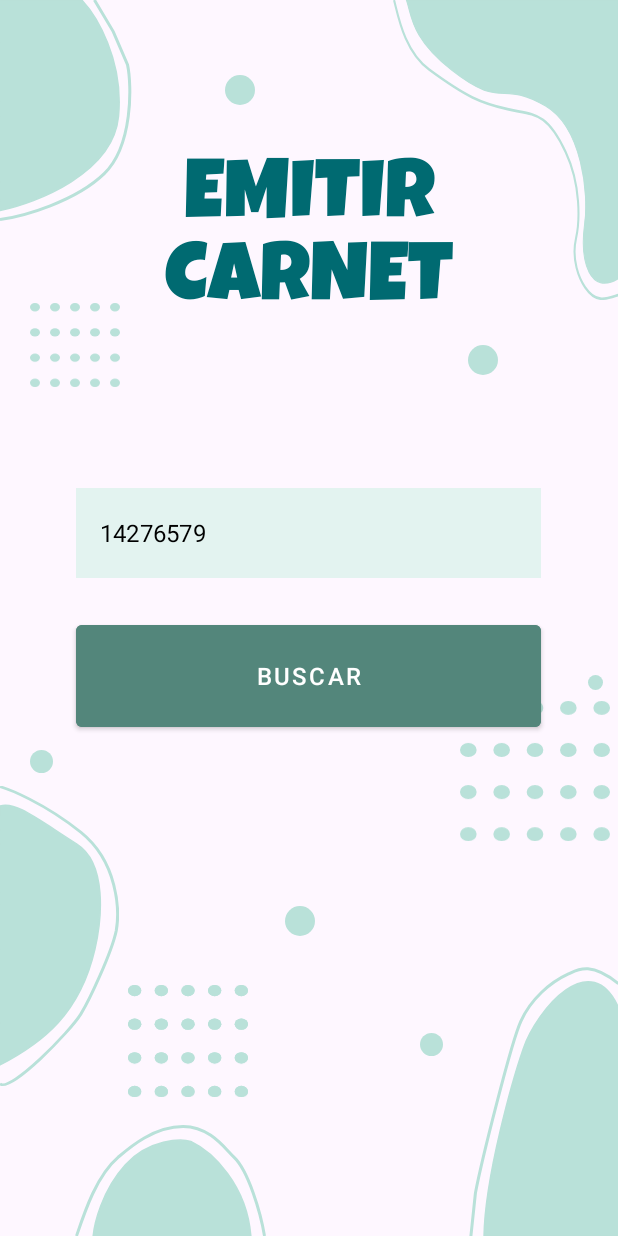
After one commit to fazcue/DamProyectoIntegrador, an Android app: the CarnetActivity screen opened directly, with no data from a screen before it, on a phone screen of 412 x 824 dp. The commit adds this screen. Run offline under Robolectric (Android 15) with nearby library versions, the phone set to English and light mode, and no system bars.

Commit message:
correcting activities

```diff
--- a/app/src/main/AndroidManifest.xml
+++ b/app/src/main/AndroidManifest.xml
@@ -13,6 +13,12 @@
         android:theme="@style/Theme.DamProyectoIntegrador"
         tools:targetApi="31">
         <activity
+            android:name=".CarnetActivity"
+            android:exported="false" />
+        <activity
+            android:name=".RegisterActivity"
+            android:exported="false" />
+        <activity
             android:name=".MenuActivity"
             android:exported="false" />
         <activity
--- /dev/null
+++ b/app/src/main/java/com/example/damproyectointegrador/CarnetActivity.kt
@@ -0,0 +1,20 @@
+package com.example.damproyectointegrador
+
+import android.os.Bundle
+import androidx.activity.enableEdgeToEdge
+import androidx.appcompat.app.AppCompatActivity
+import androidx.core.view.ViewCompat
+import androidx.core.view.WindowInsetsCompat
+
+class CarnetActivity : AppCompatActivity() {
+    override fun onCreate(savedInstanceState: Bundle?) {
+        super.onCreate(savedInstanceState)
+        enableEdgeToEdge()
+        setContentView(R.layout.activity_carnet)
+        ViewCompat.setOnApplyWindowInsetsListener(findViewById(R.id.main)) { v, insets ->
+            val systemBars = insets.getInsets(WindowInsetsCompat.Type.systemBars())
+            v.setPadding(systemBars.left, systemBars.top, systemBars.right, systemBars.bottom)
+            insets
+        }
+    }
+}
--- a/app/src/main/res/layout/activity_register.xml
+++ b/app/src/main/res/layout/activity_register.xml
@@ -91,8 +91,6 @@
                 android:id="@+id/switch_apto_fisico"
                 android:layout_width="wrap_content"
                 android:layout_height="wrap_content"
-                android:thumbTint="@color/colorAccent"
-                android:trackTint="@color/colorAccentLight"
                 tools:ignore="UseSwitchCompatOrMaterialXml" />
         </LinearLayout>
 
```
Also changed, not shown: app/src/main/java/com/example/damproyectointegrador/RegisterActivity.kt (added, +20 -0 lines), app/src/main/res/layout/activity_carnet.xml (renamed from app/src/main/res/layout/carnet_activity.xml).
